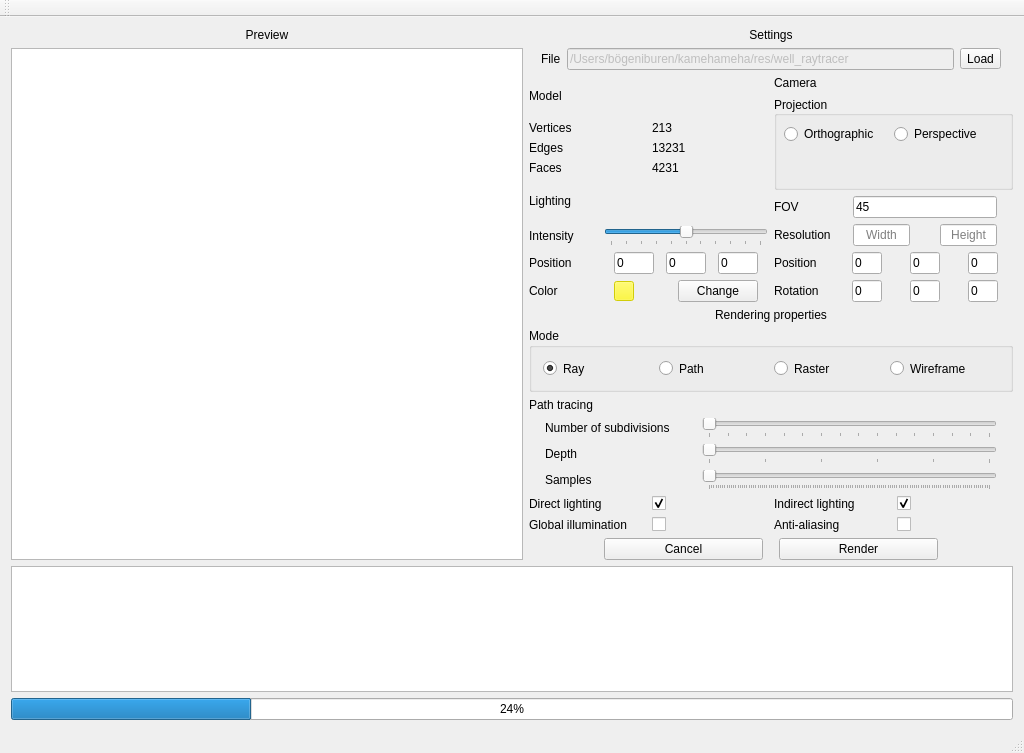
Old version of the form mainwindow.ui in the repository miht/Kamehameha.
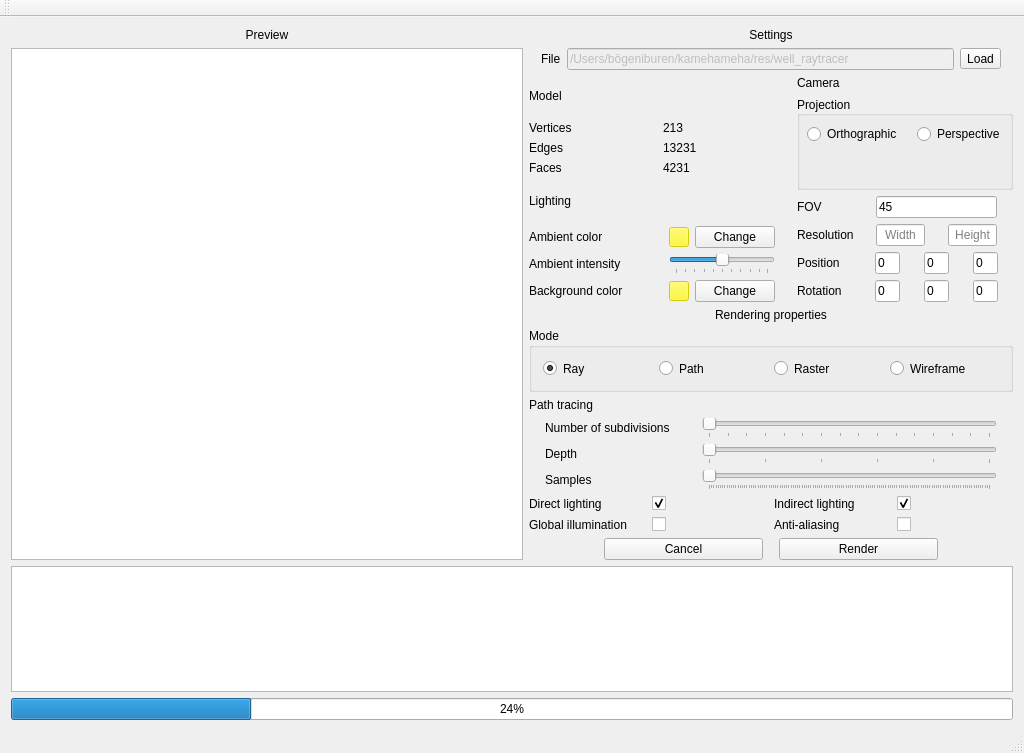
New version of the form.

What changed in the file:
```diff
--- a/mainwindow.ui
+++ b/mainwindow.ui
@@ -185,116 +185,499 @@
                 <property name="horizontalSpacing">
                  <number>30</number>
                 </property>
-                <item row="1" column="1">
-                 <layout class="QGridLayout" name="gridLayout_5">
-                  <property name="leftMargin">
-                   <number>10</number>
-                  </property>
-                  <property name="rightMargin">
-                   <number>10</number>
-                  </property>
-                  <property name="verticalSpacing">
-                   <number>6</number>
-                  </property>
-                  <item row="1" column="4">
-                   <widget class="QLineEdit" name="LE_lightZ">
-                    <property name="text">
-                     <string>0</string>
-                    </property>
-                   </widget>
-                  </item>
-                  <item row="1" column="3">
-                   <spacer name="horizontalSpacer">
-                    <property name="orientation">
-                     <enum>Qt::Horizontal</enum>
-                    </property>
-                    <property name="sizeHint" stdset="0">
-                     <size>
-                      <width>75</width>
-                      <height>20</height>
-                     </size>
-                    </property>
-                   </spacer>
-                  </item>
-                  <item row="1" column="2">
-                   <widget class="QLineEdit" name="LE_lightY">
-                    <property name="enabled">
-                     <bool>true</bool>
-                    </property>
-                    <property name="text">
-                     <string>0</string>
-                    </property>
-                   </widget>
-                  </item>
-                  <item row="1" column="0">
-                   <widget class="QLineEdit" name="LE_lightX">
-                    <property name="text">
-                     <string>0</string>
-                    </property>
-                   </widget>
-                  </item>
-                  <item row="1" column="1">
-                   <spacer name="horizontalSpacer_2">
-                    <property name="orientation">
-                     <enum>Qt::Horizontal</enum>
-                    </property>
-                    <property name="sizeHint" stdset="0">
-                     <size>
-                      <width>75</width>
-                      <height>20</height>
-                     </size>
-                    </property>
-                   </spacer>
-                  </item>
-                 </layout>
-                </item>
-                <item row="1" column="0">
-                 <widget class="QLabel" name="label_26">
-                  <property name="text">
-                   <string>Position</string>
-                  </property>
-                 </widget>
-                </item>
-                <item row="0" column="1">
-                 <widget class="QSlider" name="Slider_intensity">
-                  <property name="maximum">
-                   <number>100</number>
-                  </property>
-                  <property name="value">
-                   <number>50</number>
-                  </property>
-                  <property name="sliderPosition">
-                   <number>50</number>
-                  </property>
-                  <property name="orientation">
-                   <enum>Qt::Horizontal</enum>
-                  </property>
-                  <property name="tickPosition">
-                   <enum>QSlider::TicksBelow</enum>
-                  </property>
-                 </widget>
-                </item>
-                <item row="2" column="0">
-                 <widget class="QLabel" name="label_25">
-                  <property name="text">
-                   <string>Color</string>
-                  </property>
-                 </widget>
-                </item>
-                <item row="0" column="0">
-                 <widget class="QLabel" name="label_19">
-                  <property name="text">
-                   <string>Intensity</string>
-                  </property>
-                 </widget>
-                </item>
                 <item row="2" column="1">
+                 <layout class="QGridLayout" name="gridLayout_16">
+                  <property name="leftMargin">
+                   <number>16</number>
+                  </property>
+                  <property name="rightMargin">
+                   <number>16</number>
+                  </property>
+                  <item row="1" column="0">
+                   <widget class="QPushButton" name="btn_lightColor_bkground">
+                    <property name="enabled">
+                     <bool>false</bool>
+                    </property>
+                    <property name="sizePolicy">
+                     <sizepolicy hsizetype="Fixed" vsizetype="Fixed">
+                      <horstretch>0</horstretch>
+                      <verstretch>0</verstretch>
+                     </sizepolicy>
+                    </property>
+                    <property name="minimumSize">
+                     <size>
+                      <width>20</width>
+                      <height>20</height>
+                     </size>
+                    </property>
+                    <property name="maximumSize">
+                     <size>
+                      <width>20</width>
+                      <height>20</height>
+                     </size>
+                    </property>
+                    <property name="palette">
+                     <palette>
+                      <active>
+                       <colorrole role="WindowText">
+                        <brush brushstyle="SolidPattern">
+                         <color alpha="255">
+                          <red>0</red>
+                          <green>0</green>
+                          <blue>0</blue>
+                         </color>
+                        </brush>
+                       </colorrole>
+                       <colorrole role="Button">
+                        <brush brushstyle="SolidPattern">
+                         <color alpha="255">
+                          <red>255</red>
+                          <green>250</green>
+                          <blue>10</blue>
+                         </color>
+                        </brush>
+                       </colorrole>
+                       <colorrole role="Light">
+                        <brush brushstyle="SolidPattern">
+                         <color alpha="255">
+                          <red>255</red>
+                          <green>253</green>
+                          <blue>138</blue>
+                         </color>
+                        </brush>
+                       </colorrole>
+                       <colorrole role="Midlight">
+                        <brush brushstyle="SolidPattern">
+                         <color alpha="255">
+                          <red>255</red>
+                          <green>251</green>
+                          <blue>74</blue>
+                         </color>
+                        </brush>
+                       </colorrole>
+                       <colorrole role="Dark">
+                        <brush brushstyle="SolidPattern">
+                         <color alpha="255">
+                          <red>127</red>
+                          <green>125</green>
+                          <blue>5</blue>
+                         </color>
+                        </brush>
+                       </colorrole>
+                       <colorrole role="Mid">
+                        <brush brushstyle="SolidPattern">
+                         <color alpha="255">
+                          <red>170</red>
+                          <green>166</green>
+                          <blue>6</blue>
+                         </color>
+                        </brush>
+                       </colorrole>
+                       <colorrole role="Text">
+                        <brush brushstyle="SolidPattern">
+                         <color alpha="255">
+                          <red>0</red>
+                          <green>0</green>
+                          <blue>0</blue>
+                         </color>
+                        </brush>
+                       </colorrole>
+                       <colorrole role="BrightText">
+                        <brush brushstyle="SolidPattern">
+                         <color alpha="255">
+                          <red>255</red>
+                          <green>255</green>
+                          <blue>255</blue>
+                         </color>
+                        </brush>
+                       </colorrole>
+                       <colorrole role="ButtonText">
+                        <brush brushstyle="SolidPattern">
+                         <color alpha="255">
+                          <red>0</red>
+                          <green>0</green>
+                          <blue>0</blue>
+                         </color>
+                        </brush>
+                       </colorrole>
+                       <colorrole role="Base">
+                        <brush brushstyle="SolidPattern">
+                         <color alpha="255">
+                          <red>255</red>
+                          <green>255</green>
+                          <blue>255</blue>
+                         </color>
+                        </brush>
+                       </colorrole>
+                       <colorrole role="Window">
+                        <brush brushstyle="SolidPattern">
+                         <color alpha="255">
+                          <red>255</red>
+                          <green>250</green>
+                          <blue>10</blue>
+                         </color>
+                        </brush>
+                       </colorrole>
+                       <colorrole role="Shadow">
+                        <brush brushstyle="SolidPattern">
+                         <color alpha="255">
+                          <red>0</red>
+                          <green>0</green>
+                          <blue>0</blue>
+                         </color>
+                        </brush>
+                       </colorrole>
+                       <colorrole role="AlternateBase">
+                        <brush brushstyle="SolidPattern">
+                         <color alpha="255">
+                          <red>255</red>
+                          <green>252</green>
+                          <blue>132</blue>
+                         </color>
+                        </brush>
+                       </colorrole>
+                       <colorrole role="ToolTipBase">
+                        <brush brushstyle="SolidPattern">
+                         <color alpha="255">
+                          <red>255</red>
+                          <green>255</green>
+                          <blue>220</blue>
+                         </color>
+                        </brush>
+                       </colorrole>
+                       <colorrole role="ToolTipText">
+                        <brush brushstyle="SolidPattern">
+                         <color alpha="255">
+                          <red>0</red>
+                          <green>0</green>
+                          <blue>0</blue>
+                         </color>
+                        </brush>
+                       </colorrole>
+                      </active>
+                      <inactive>
+                       <colorrole role="WindowText">
+                        <brush brushstyle="SolidPattern">
+                         <color alpha="255">
+                          <red>0</red>
+                          <green>0</green>
+                          <blue>0</blue>
+                         </color>
+                        </brush>
+                       </colorrole>
+                       <colorrole role="Button">
+                        <brush brushstyle="SolidPattern">
+                         <color alpha="255">
+                          <red>255</red>
+                          <green>250</green>
+                          <blue>10</blue>
+                         </color>
+                        </brush>
+                       </colorrole>
+                       <colorrole role="Light">
+                        <brush brushstyle="SolidPattern">
+                         <color alpha="255">
+                          <red>255</red>
+                          <green>253</green>
+                          <blue>138</blue>
+                         </color>
+                        </brush>
+                       </colorrole>
+                       <colorrole role="Midlight">
+                        <brush brushstyle="SolidPattern">
+                         <color alpha="255">
+                          <red>255</red>
+                          <green>251</green>
+                          <blue>74</blue>
+                         </color>
+                        </brush>
+                       </colorrole>
+                       <colorrole role="Dark">
+                        <brush brushstyle="SolidPattern">
+                         <color alpha="255">
+                          <red>127</red>
+                          <green>125</green>
+                          <blue>5</blue>
+                         </color>
+                        </brush>
+                       </colorrole>
+                       <colorrole role="Mid">
+                        <brush brushstyle="SolidPattern">
+                         <color alpha="255">
+                          <red>170</red>
+                          <green>166</green>
+                          <blue>6</blue>
+                         </color>
+                        </brush>
+                       </colorrole>
+                       <colorrole role="Text">
+                        <brush brushstyle="SolidPattern">
+                         <color alpha="255">
+                          <red>0</red>
+                          <green>0</green>
+                          <blue>0</blue>
+                         </color>
+                        </brush>
+                       </colorrole>
+                       <colorrole role="BrightText">
+                        <brush brushstyle="SolidPattern">
+                         <color alpha="255">
+                          <red>255</red>
+                          <green>255</green>
+                          <blue>255</blue>
+                         </color>
+                        </brush>
+                       </colorrole>
+                       <colorrole role="ButtonText">
+                        <brush brushstyle="SolidPattern">
+                         <color alpha="255">
+                          <red>0</red>
+                          <green>0</green>
+                          <blue>0</blue>
+                         </color>
+                        </brush>
+                       </colorrole>
+                       <colorrole role="Base">
+                        <brush brushstyle="SolidPattern">
+                         <color alpha="255">
+                          <red>255</red>
+                          <green>255</green>
+                          <blue>255</blue>
+                         </color>
+                        </brush>
+                       </colorrole>
+                       <colorrole role="Window">
+                        <brush brushstyle="SolidPattern">
+                         <color alpha="255">
+                          <red>255</red>
+                          <green>250</green>
+                          <blue>10</blue>
+                         </color>
+                        </brush>
+                       </colorrole>
+                       <colorrole role="Shadow">
+                        <brush brushstyle="SolidPattern">
+                         <color alpha="255">
+                          <red>0</red>
+                          <green>0</green>
+                          <blue>0</blue>
+                         </color>
+                        </brush>
+                       </colorrole>
+                       <colorrole role="AlternateBase">
+                        <brush brushstyle="SolidPattern">
+                         <color alpha="255">
+                          <red>255</red>
+                          <green>252</green>
+                          <blue>132</blue>
+                         </color>
+                        </brush>
+                       </colorrole>
+                       <colorrole role="ToolTipBase">
+                        <brush brushstyle="SolidPattern">
+                         <color alpha="255">
+                          <red>255</red>
+                          <green>255</green>
+                          <blue>220</blue>
+                         </color>
+                        </brush>
+                       </colorrole>
+                       <colorrole role="ToolTipText">
+                        <brush brushstyle="SolidPattern">
+                         <color alpha="255">
+                          <red>0</red>
+                          <green>0</green>
+                          <blue>0</blue>
+                         </color>
+                        </brush>
+                       </colorrole>
+                      </inactive>
+                      <disabled>
+                       <colorrole role="WindowText">
+                        <brush brushstyle="SolidPattern">
+                         <color alpha="255">
+                          <red>127</red>
+                          <green>125</green>
+                          <blue>5</blue>
+                         </color>
+                        </brush>
+                       </colorrole>
+                       <colorrole role="Button">
+                        <brush brushstyle="SolidPattern">
+                         <color alpha="255">
+                          <red>255</red>
+                          <green>250</green>
+                          <blue>10</blue>
+                         </color>
+                        </brush>
+                       </colorrole>
+                       <colorrole role="Light">
+                        <brush brushstyle="SolidPattern">
+                         <color alpha="255">
+                          <red>255</red>
+                          <green>253</green>
+                          <blue>138</blue>
+                         </color>
+                        </brush>
+                       </colorrole>
+                       <colorrole role="Midlight">
+                        <brush brushstyle="SolidPattern">
+                         <color alpha="255">
+                          <red>255</red>
+                          <green>251</green>
+                          <blue>74</blue>
+                         </color>
+                        </brush>
+                       </colorrole>
+                       <colorrole role="Dark">
+                        <brush brushstyle="SolidPattern">
+                         <color alpha="255">
+                          <red>127</red>
+                          <green>125</green>
+                          <blue>5</blue>
+                         </color>
+                        </brush>
+                       </colorrole>
+                       <colorrole role="Mid">
+                        <brush brushstyle="SolidPattern">
+                         <color alpha="255">
+                          <red>170</red>
+                          <green>166</green>
+                          <blue>6</blue>
+                         </color>
+                        </brush>
+                       </colorrole>
+                       <colorrole role="Text">
+                        <brush brushstyle="SolidPattern">
+                         <color alpha="255">
+                          <red>127</red>
+                          <green>125</green>
+                          <blue>5</blue>
+                         </color>
+                        </brush>
+                       </colorrole>
+                       <colorrole role="BrightText">
+                        <brush brushstyle="SolidPattern">
+                         <color alpha="255">
+                          <red>255</red>
+                          <green>255</green>
+                          <blue>255</blue>
+                         </color>
+                        </brush>
+                       </colorrole>
+                       <colorrole role="ButtonText">
+                        <brush brushstyle="SolidPattern">
+                         <color alpha="255">
+                          <red>127</red>
+                          <green>125</green>
+                          <blue>5</blue>
+                         </color>
+                        </brush>
+                       </colorrole>
+                       <colorrole role="Base">
+                        <brush brushstyle="SolidPattern">
+                         <color alpha="255">
+                          <red>255</red>
+                          <green>250</green>
+                          <blue>10</blue>
+                         </color>
+                        </brush>
+                       </colorrole>
+                       <colorrole role="Window">
+                        <brush brushstyle="SolidPattern">
+                         <color alpha="255">
+                          <red>255</red>
+                          <green>250</green>
+                          <blue>10</blue>
+                         </color>
+                        </brush>
+                       </colorrole>
+                       <colorrole role="Shadow">
+                        <brush brushstyle="SolidPattern">
+                         <color alpha="255">
+                          <red>0</red>
+                          <green>0</green>
+                          <blue>0</blue>
+                         </color>
+                        </brush>
+                       </colorrole>
+                       <colorrole role="AlternateBase">
+                        <brush brushstyle="SolidPattern">
+                         <color alpha="255">
+                          <red>255</red>
+                          <green>250</green>
+                          <blue>10</blue>
+                         </color>
+                        </brush>
+                       </colorrole>
+                       <colorrole role="ToolTipBase">
+                        <brush brushstyle="SolidPattern">
+                         <color alpha="255">
+                          <red>255</red>
+                          <green>255</green>
+                          <blue>220</blue>
+                         </color>
+                        </brush>
+                       </colorrole>
+                       <colorrole role="ToolTipText">
+                        <brush brushstyle="SolidPattern">
+                         <color alpha="255">
+                          <red>0</red>
+                          <green>0</green>
+                          <blue>0</blue>
+                         </color>
+                        </brush>
+                       </colorrole>
+                      </disabled>
+                     </palette>
+                    </property>
+                    <property name="text">
+                     <string/>
+                    </property>
+                    <property name="flat">
+                     <bool>false</bool>
+                    </property>
+                   </widget>
+                  </item>
+                  <item row="1" column="4">
+                   <widget class="QPushButton" name="btn_changeColor_bkground">
+                    <property name="text">
+                     <string>Change</string>
+                    </property>
+                   </widget>
+                  </item>
+                  <item row="1" column="1">
+                   <spacer name="colorSpacer_2">
+                    <property name="orientation">
+                     <enum>Qt::Horizontal</enum>
+                    </property>
+                    <property name="sizeType">
+                     <enum>QSizePolicy::Expanding</enum>
+                    </property>
+                    <property name="sizeHint" stdset="0">
+                     <size>
+                      <width>20</width>
+                      <height>20</height>
+                     </size>
+                    </property>
+                   </spacer>
+                  </item>
+                 </layout>
+                </item>
+                <item row="0" column="0">
+                 <widget class="QLabel" name="label_25">
+                  <property name="text">
+                   <string>Ambient color</string>
+                  </property>
+                 </widget>
+                </item>
+                <item row="0" column="1">
                  <layout class="QGridLayout" name="gridLayout_14">
                   <property name="leftMargin">
-                   <number>10</number>
+                   <number>16</number>
                   </property>
                   <property name="rightMargin">
-                   <number>10</number>
+                   <number>16</number>
                   </property>
                   <item row="1" column="0">
                    <widget class="QPushButton" name="btn_lightColor">
@@ -737,6 +1120,9 @@
                     <property name="text">
                      <string/>
                     </property>
+                    <property name="flat">
+                     <bool>false</bool>
+                    </property>
                    </widget>
                   </item>
                   <item row="1" column="4">
@@ -764,6 +1150,46 @@
                   </item>
                  </layout>
                 </item>
+                <item row="2" column="0">
+                 <widget class="QLabel" name="label_28">
+                  <property name="text">
+                   <string>Background color</string>
+                  </property>
+                 </widget>
+                </item>
+                <item row="1" column="0">
+                 <widget class="QLabel" name="label_27">
+                  <property name="text">
+                   <string>Ambient intensity</string>
+                  </property>
+                 </widget>
+                </item>
+                <item row="1" column="1">
+                 <layout class="QGridLayout" name="gridLayout_5">
+                  <property name="leftMargin">
+                   <number>16</number>
+                  </property>
+                  <property name="rightMargin">
+                   <number>16</number>
+                  </property>
+                  <item row="0" column="0">
+                   <widget class="QSlider" name="slider_ambientIntensity">
+                    <property name="value">
+                     <number>50</number>
+                    </property>
+                    <property name="sliderPosition">
+                     <number>50</number>
+                    </property>
+                    <property name="orientation">
+                     <enum>Qt::Horizontal</enum>
+                    </property>
+                    <property name="tickPosition">
+                     <enum>QSlider::TicksBelow</enum>
+                    </property>
+                   </widget>
+                  </item>
+                 </layout>
+                </item>
                </layout>
               </item>
              </layout>
```
